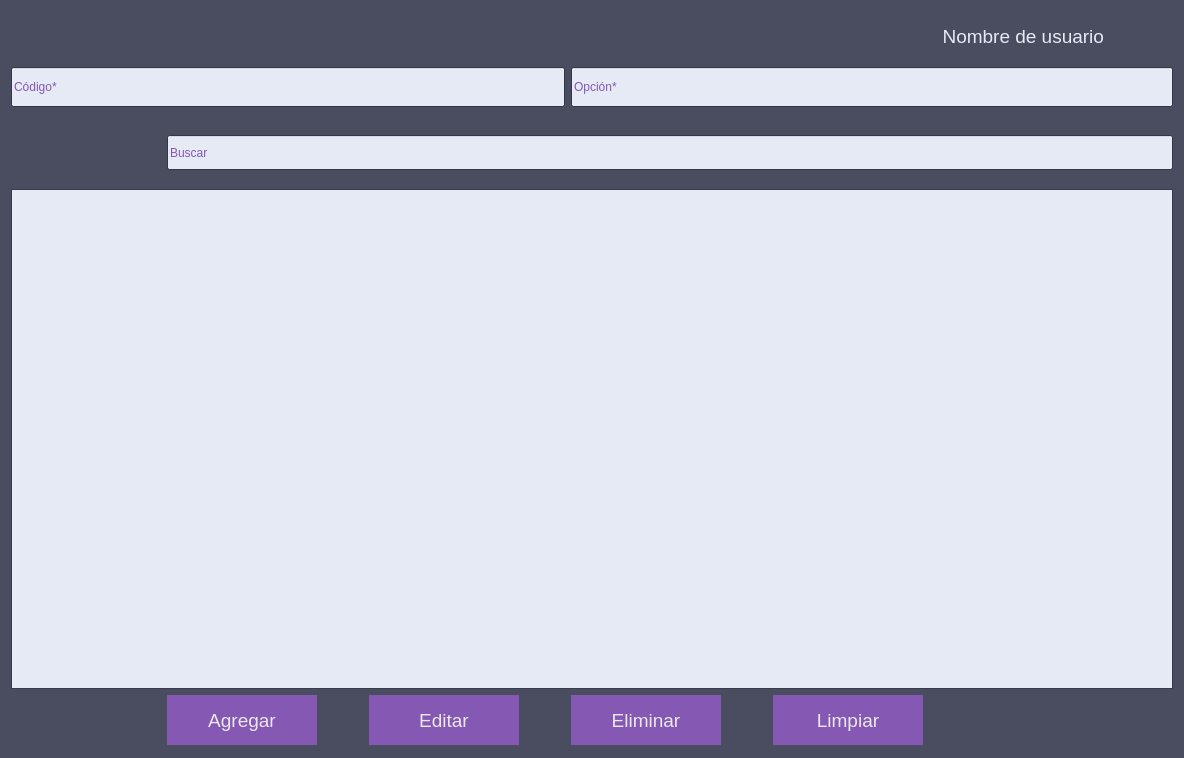
Old version of the form vistas/UIs/frmOpcion.ui in the repository andyy-nr/pda-proyecto.
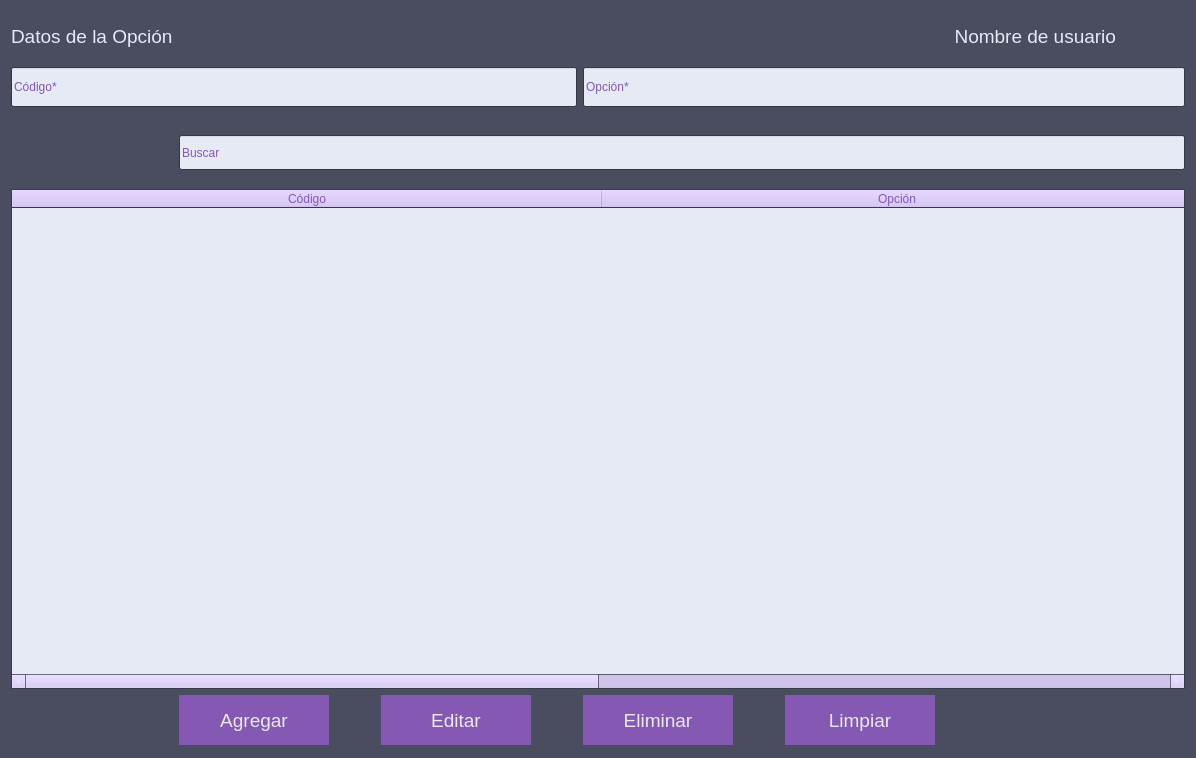
New version of the form. Icons and pictures are not drawn.

Diff of the .ui file:
```diff
--- a/vistas/UIs/frmOpcion.ui
+++ b/vistas/UIs/frmOpcion.ui
@@ -6,7 +6,7 @@
    <rect>
     <x>0</x>
     <y>0</y>
-    <width>1180</width>
+    <width>1192</width>
     <height>758</height>
    </rect>
   </property>
@@ -628,8 +628,36 @@
      </property>
     </widget>
    </item>
+   <item row="5" column="6">
+    <spacer name="horizontalSpacer_3">
+     <property name="orientation">
+      <enum>Qt::Horizontal</enum>
+     </property>
+     <property name="sizeType">
+      <enum>QSizePolicy::MinimumExpanding</enum>
+     </property>
+     <property name="sizeHint" stdset="0">
+      <size>
+       <width>40</width>
+       <height>20</height>
+      </size>
+     </property>
+    </spacer>
+   </item>
+   <item row="0" column="0">
+    <widget class="QLabel" name="label">
+     <property name="font">
+      <font>
+       <pointsize>14</pointsize>
+      </font>
+     </property>
+     <property name="text">
+      <string>Datos de la Opción</string>
+     </property>
+    </widget>
+   </item>
    <item row="4" column="0" colspan="8">
-    <widget class="QTableView" name="tbl_opcion">
+    <widget class="QTableWidget" name="tbl_opcion">
      <property name="sizePolicy">
       <sizepolicy hsizetype="Ignored" vsizetype="Ignored">
        <horstretch>0</horstretch>
@@ -651,40 +679,25 @@
      <property name="contextMenuPolicy">
       <enum>Qt::CustomContextMenu</enum>
      </property>
-    </widget>
-   </item>
-   <item row="0" column="0" alignment="Qt::AlignLeft">
-    <widget class="QPushButton" name="btn_regresar">
-     <property name="minimumSize">
-      <size>
-       <width>50</width>
-       <height>50</height>
-      </size>
+     <property name="sizeAdjustPolicy">
+      <enum>QAbstractScrollArea::AdjustToContents</enum>
      </property>
-     <property name="maximumSize">
-      <size>
-       <width>50</width>
-       <height>50</height>
-      </size>
-     </property>
-     <property name="styleSheet">
-      <string notr="true">border-style: outset;
-background-color: :#494D5F;
-</string>
-     </property>
-     <property name="text">
-      <string/>
-     </property>
-     <property name="icon">
-      <iconset resource="../imagenes/imagenes.qrc">
-       <normaloff>:/iconos/Flecha.png</normaloff>:/iconos/Flecha.png</iconset>
-     </property>
-     <property name="iconSize">
-      <size>
-       <width>40</width>
-       <height>40</height>
-      </size>
-     </property>
+     <attribute name="horizontalHeaderDefaultSectionSize">
+      <number>590</number>
+     </attribute>
+     <attribute name="horizontalHeaderStretchLastSection">
+      <bool>true</bool>
+     </attribute>
+     <column>
+      <property name="text">
+       <string>Código</string>
+      </property>
+     </column>
+     <column>
+      <property name="text">
+       <string>Opción</string>
+      </property>
+     </column>
     </widget>
    </item>
    <item row="5" column="6">
```
Left out of the diff: 18 changed lines with no effect on the pictures.
